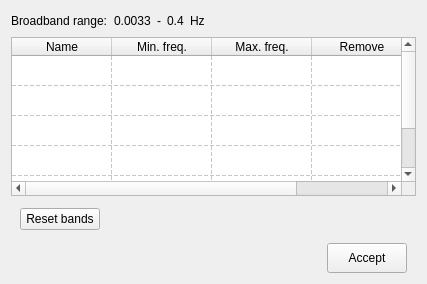
Qt form ecg_features/parameters/bands_table.ui (medusabci/medusa-analyzer) before a commit.
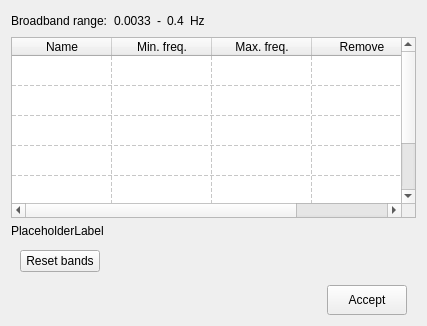
The same form after that commit.

```diff
--- a/ecg_features/parameters/bands_table.ui
+++ b/ecg_features/parameters/bands_table.ui
@@ -7,7 +7,7 @@
     <x>0</x>
     <y>0</y>
     <width>427</width>
-    <height>284</height>
+    <height>326</height>
    </rect>
   </property>
   <property name="sizePolicy">
@@ -158,6 +158,13 @@
      </column>
     </widget>
    </item>
+   <item>
+    <widget class="QLabel" name="explanationLabel">
+     <property name="text">
+      <string>PlaceholderLabel</string>
+     </property>
+    </widget>
+   </item>
    <item>
     <widget class="QWidget" name="buttonContainerTop" native="true">
      <property name="sizePolicy">
```
